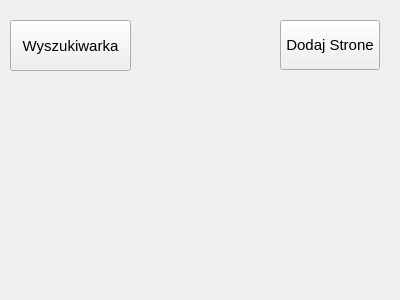
Before: the Qt Designer form mainwindow.ui in KFugler/ProjektPk4, drawn with Qt 5.
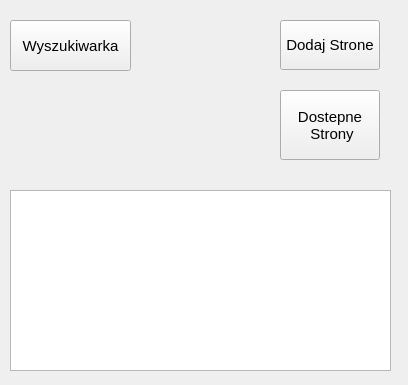
After: the same form once the commit is applied.

Commit message: Dodanie modulu DostepneStrony

What changed in the file:
```diff
--- a/mainwindow.ui
+++ b/mainwindow.ui
@@ -6,8 +6,8 @@
    <rect>
     <x>0</x>
     <y>0</y>
-    <width>400</width>
-    <height>300</height>
+    <width>408</width>
+    <height>385</height>
    </rect>
   </property>
   <property name="windowTitle">
@@ -63,6 +63,35 @@
      <string/>
     </property>
    </widget>
+   <widget class="QPushButton" name="btnDostepneStrony">
+    <property name="geometry">
+     <rect>
+      <x>280</x>
+      <y>90</y>
+      <width>100</width>
+      <height>70</height>
+     </rect>
+    </property>
+    <property name="font">
+     <font>
+      <pointsize>11</pointsize>
+     </font>
+    </property>
+    <property name="text">
+     <string>Dostepne 
+ Strony</string>
+    </property>
+   </widget>
+   <widget class="QTableView" name="tableView">
+    <property name="geometry">
+     <rect>
+      <x>10</x>
+      <y>190</y>
+      <width>381</width>
+      <height>181</height>
+     </rect>
+    </property>
+   </widget>
   </widget>
  </widget>
  <layoutdefault spacing="6" margin="11"/>
```
The commit also changes 7 other files.
